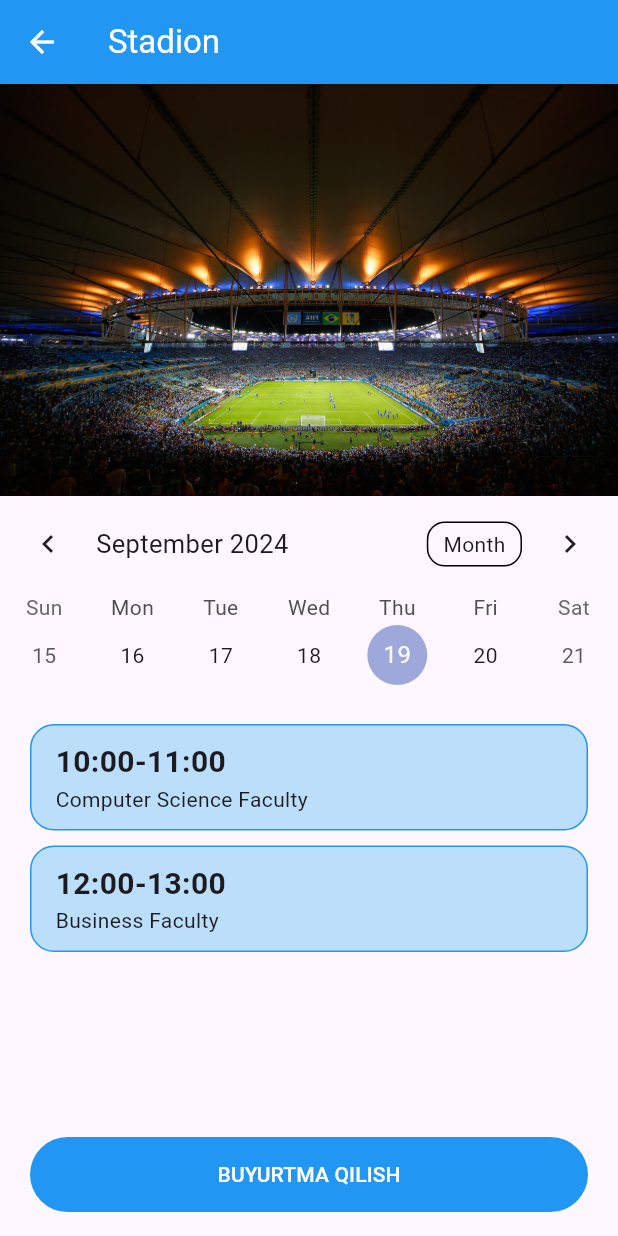
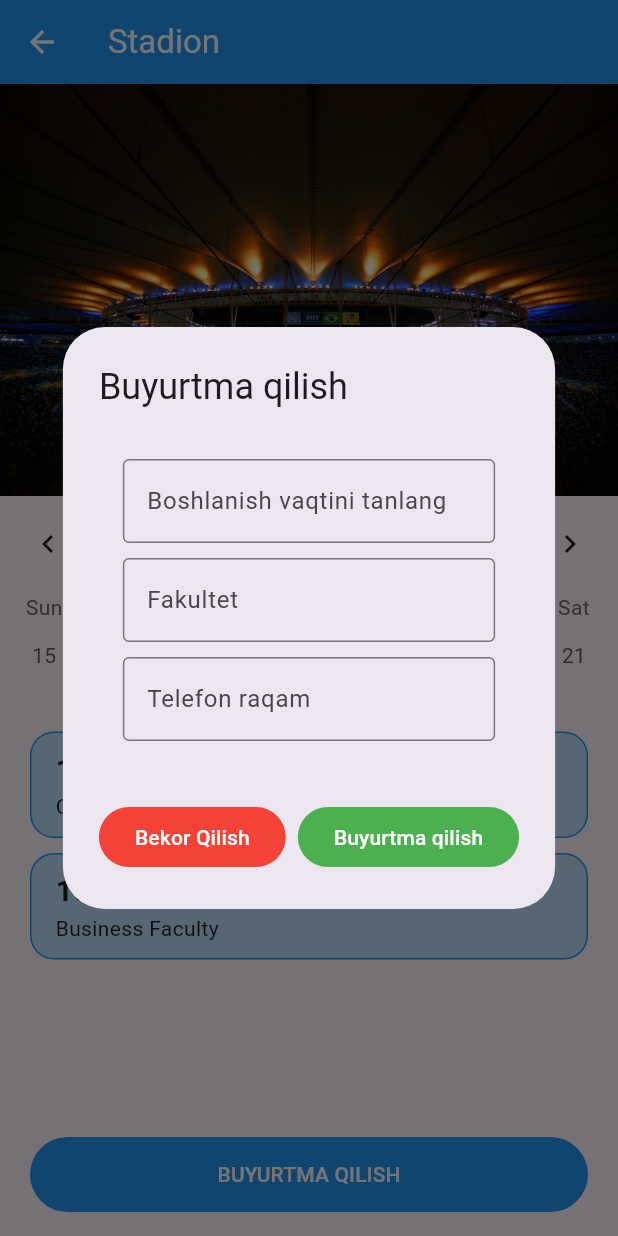
Before and after one commit to AkmaljonAbdirakhimov/semyung, a Flutter app: the FieldDetailsScreen screen opened directly with sample values from the repository, after a tap on "BUYURTMA QILISH", on a phone screen of 412 x 824 dp. Run offline on Flutter 3.47's test engine with Material 3 defaults, Android fonts, the phone set to English and light mode, and no system bars; drawn by our look-alikes of table_calendar.

Commit message:
bookings

```diff
--- a/lib/main.dart
+++ b/lib/main.dart
@@ -1,7 +1,10 @@
 import 'package:flutter/material.dart';
 import 'package:semyung/screens/home_screen.dart';
 
+import 'providers/bookins_provider.dart';
+
 void main() {
+  BookingsProvider.init();
   runApp(const MainApp());
 }
 
--- /dev/null
+++ b/lib/models/booking.dart
@@ -0,0 +1,21 @@
+import 'package:flutter/material.dart';
+
+import 'field.dart';
+
+class Booking {
+  final String id;
+  final Field field;
+  final DateTime date;
+  final TimeOfDay time;
+  final String faculty;
+  final String phone;
+
+  Booking({
+    required this.id,
+    required this.field,
+    required this.date,
+    required this.time,
+    required this.faculty,
+    required this.phone,
+  });
+}
--- a/lib/providers/field_provider.dart
+++ b/lib/providers/field_provider.dart
@@ -3,7 +3,7 @@ import 'package:flutter/material.dart';
 import '../models/field.dart';
 
 class FieldProvider {
-  final List<Field> fields = [
+  static final List<Field> fields = [
     Field(
       id: "1",
       title: "Stadion",
--- a/lib/screens/field_details_screen.dart
+++ b/lib/screens/field_details_screen.dart
@@ -2,8 +2,11 @@ import 'package:flutter/material.dart';
 import 'package:table_calendar/table_calendar.dart';
 
 import '../models/field.dart';
+import '../models/booking.dart';
+import '../widgets/booking_dialog.dart';
+import '../providers/bookins_provider.dart';
 
-class FieldDetailsScreen extends StatelessWidget {
+class FieldDetailsScreen extends StatefulWidget {
   final Field field;
   const FieldDetailsScreen({
     super.key,
@@ -11,18 +14,26 @@ class FieldDetailsScreen extends StatelessWidget {
   });
 
   @override
+  State<FieldDetailsScreen> createState() => _FieldDetailsScreenState();
+}
+
+class _FieldDetailsScreenState extends State<FieldDetailsScreen> {
+  DateTime selectedDate = DateTime.now();
+
+  @override
   Widget build(BuildContext context) {
+    List<Booking> bookings = BookingsProvider.getBookingsByField(widget.field);
     return Scaffold(
       appBar: AppBar(
         backgroundColor: Colors.blue,
         foregroundColor: Colors.white,
-        title: Text(field.title),
+        title: Text(widget.field.title),
       ),
       body: SingleChildScrollView(
         child: Column(
           children: [
             Image.asset(
-              field.image,
+              widget.field.image,
               fit: BoxFit.cover,
               width: double.infinity,
             ),
@@ -31,58 +42,37 @@ class FieldDetailsScreen extends StatelessWidget {
               focusedDay: DateTime.now(),
               firstDay: DateTime(2020),
               lastDay: DateTime(3000),
+              currentDay: selectedDate,
               onDaySelected: (selectedDay, focusedDay) {
-                print(selectedDay);
+                setState(() {
+                  selectedDate = selectedDay;
+                });
               },
             ),
             const SizedBox(height: 20),
+            for (Booking booking in bookings)
               Container(
-              padding: const EdgeInsets.symmetric(horizontal: 16, vertical: 10),
-              margin: const EdgeInsets.symmetric(horizontal: 20),
+                padding:
+                    const EdgeInsets.symmetric(horizontal: 16, vertical: 10),
+                margin: const EdgeInsets.symmetric(horizontal: 20, vertical: 5),
                 width: double.infinity,
                 decoration: BoxDecoration(
                   color: Colors.blue.shade100,
                   border: Border.all(color: Colors.blue),
                   borderRadius: BorderRadius.circular(16),
                 ),
-              child: const Column(
+                child: Column(
                   crossAxisAlignment: CrossAxisAlignment.start,
                   children: [
                     Text(
-                    "10:00-11:00",
-                    style: TextStyle(
+                      "${formatTime(booking.time)}-${formatTime(TimeOfDay(hour: booking.time.hour + 1, minute: booking.time.minute))}",
+                      style: const TextStyle(
                         fontSize: 20,
                         fontWeight: FontWeight.bold,
                       ),
                     ),
                     Text(
-                    "Computer Science Faculty",
-                  ),
-                ],
-              ),
-            ),
-            const SizedBox(height: 10),
-            Container(
-              padding: const EdgeInsets.symmetric(horizontal: 16, vertical: 10),
-              margin: const EdgeInsets.symmetric(horizontal: 20),
-              width: double.infinity,
-              decoration: BoxDecoration(
-                color: Colors.blue.shade100,
-                border: Border.all(color: Colors.blue),
-                borderRadius: BorderRadius.circular(16),
-              ),
-              child: const Column(
-                crossAxisAlignment: CrossAxisAlignment.start,
-                children: [
-                  Text(
-                    "12:00-13:00",
-                    style: TextStyle(
-                      fontSize: 20,
-                      fontWeight: FontWeight.bold,
-                    ),
-                  ),
-                  Text(
-                    "Business Faculty",
+                      booking.faculty,
                     ),
                   ],
                 ),
@@ -96,7 +86,22 @@ class FieldDetailsScreen extends StatelessWidget {
         height: 50,
         padding: const EdgeInsets.symmetric(horizontal: 20),
         child: FilledButton(
-          onPressed: () {},
+          onPressed: () async {
+            // dialog ochishimiz kerak
+            final result = await showDialog(
+              context: context,
+              builder: (context) {
+                return BookingDialog(
+                  date: selectedDate,
+                  field: widget.field,
+                );
+              },
+            );
+
+            if (result == true) {
+              setState(() {});
+            }
+          },
           style: FilledButton.styleFrom(
             backgroundColor: Colors.blue,
             foregroundColor: Colors.white,
@@ -106,4 +111,8 @@ class FieldDetailsScreen extends StatelessWidget {
       ),
     );
   }
+
+  String formatTime(TimeOfDay time) {
+    return "${time.hour}:${time.minute}";
   }
+}
--- /dev/null
+++ b/lib/widgets/booking_dialog.dart
@@ -0,0 +1,141 @@
+import 'package:flutter/material.dart';
+
+import '../providers/bookins_provider.dart';
+import '../models/booking.dart';
+import '../models/field.dart';
+
+class BookingDialog extends StatefulWidget {
+  final DateTime date;
+  final Field field;
+  const BookingDialog({
+    super.key,
+    required this.date,
+    required this.field,
+  });
+
+  @override
+  State<BookingDialog> createState() => _BookingDialogState();
+}
+
+class _BookingDialogState extends State<BookingDialog> {
+  final formKey = GlobalKey<FormState>();
+  final timeController = TextEditingController();
+  final facultyController = TextEditingController();
+  final phoneController = TextEditingController();
+  TimeOfDay selectedTime = TimeOfDay.now();
+
+  void addBooking() {
+    // formani validatsiyasini tekshiramiz
+    if (formKey.currentState!.validate()) {
+      // buyurtma qo'shamiz
+      final booking = Booking(
+        id: UniqueKey().toString(),
+        field: widget.field,
+        date: widget.date,
+        time: selectedTime,
+        faculty: facultyController.text,
+        phone: phoneController.text,
+      );
+      BookingsProvider.addBooking(booking);
+
+      // buyurtma qilish
+      Navigator.pop(context, true);
+    }
+  }
+
+  @override
+  Widget build(BuildContext context) {
+    return AlertDialog(
+      title: const Text("Buyurtma qilish"),
+      content: Padding(
+        padding: const EdgeInsets.all(16.0),
+        child: Form(
+          key: formKey,
+          child: Column(
+            mainAxisSize: MainAxisSize.min,
+            children: [
+              TextFormField(
+                controller: timeController,
+                readOnly: true,
+                onTap: () async {
+                  final time = await showTimePicker(
+                    context: context,
+                    initialTime: selectedTime,
+                  );
+
+                  if (time != null) {
+                    setState(() {
+                      selectedTime = time;
+                      timeController.text =
+                          "${selectedTime.hour}:${selectedTime.minute}";
+                    });
+                  }
+                },
+                decoration: const InputDecoration(
+                  labelText: "Boshlanish vaqtini tanlang",
+                  border: OutlineInputBorder(),
+                ),
+                validator: (value) {
+                  if (value == null || value.isEmpty) {
+                    return "Iltimos vaqtni tanlang";
+                  }
+
+                  return null;
+                },
+              ),
+              const SizedBox(height: 10),
+              TextFormField(
+                controller: facultyController,
+                decoration: const InputDecoration(
+                  labelText: "Fakultet",
+                  border: OutlineInputBorder(),
+                ),
+                validator: (value) {
+                  if (value == null || value.isEmpty) {
+                    return "Iltimos fakultet kiriting";
+                  }
+
+                  return null;
+                },
+              ),
+              const SizedBox(height: 10),
+              TextFormField(
+                controller: phoneController,
+                decoration: const InputDecoration(
+                  labelText: "Telefon raqam",
+                  border: OutlineInputBorder(),
+                ),
+                validator: (value) {
+                  if (value == null || value.isEmpty) {
+                    return "Iltimos telefon raqam kiriting";
+                  }
+
+                  return null;
+                },
+              ),
+            ],
+          ),
+        ),
+      ),
+      actions: [
+        FilledButton(
+          onPressed: () {
+            // Bekor qilish
+            Navigator.pop(context, false);
+          },
+          style: OutlinedButton.styleFrom(
+            backgroundColor: Colors.red,
+          ),
+          child: const Text("Bekor Qilish"),
+        ),
+        FilledButton(
+          onPressed: addBooking,
+          style: OutlinedButton.styleFrom(
+            backgroundColor: Colors.green,
+          ),
+          child: const Text("Buyurtma qilish"),
+        ),
+      ],
+    );
+  }
+}
```
Also changed, not shown: lib/providers/bookins_provider.dart (added, +62 -0 lines), lib/screens/home_screen.dart (+32 -5 lines), lib/screens/profile_screen.dart (added, +16 -0 lines). Lines whose indentation alone changed are shown as unchanged.
